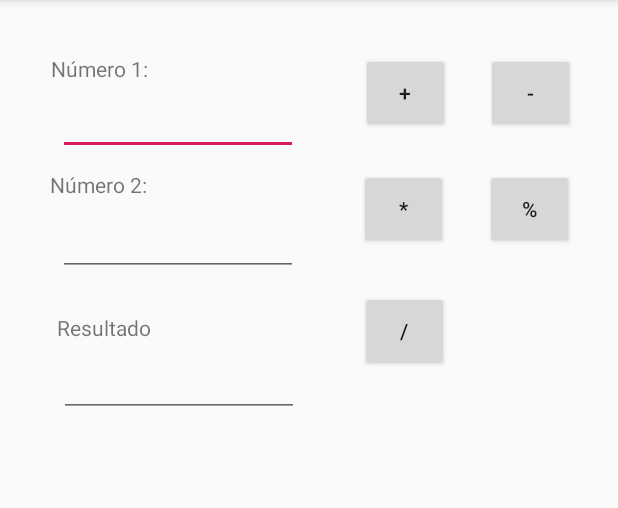
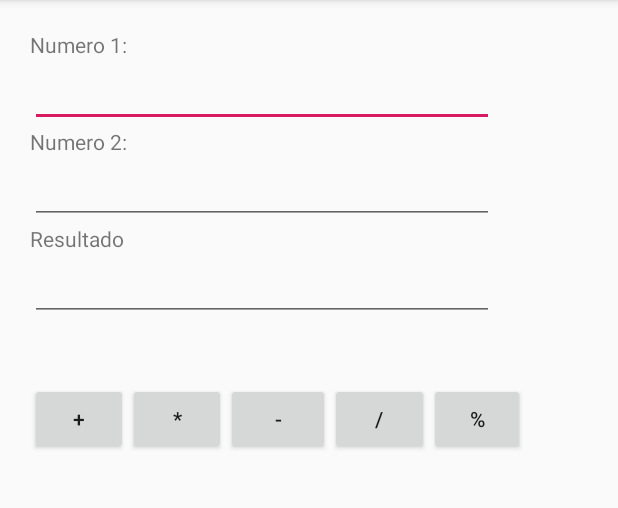
Before and after one commit to EstebanIslas/Calculadora_App_act09, an Android app: the screen it shows after launch (MainActivity), on a phone screen of 412 x 824 dp, the part 84-592 px from its top. Run offline under Robolectric (Android 15) with nearby library versions, the phone set to English and light mode, and no system bars.

Commit message:
Calculadora Version 2

```diff
--- a/app/src/main/java/com/ejemplo/calculadora/MainActivity.java
+++ b/app/src/main/java/com/ejemplo/calculadora/MainActivity.java
@@ -17,9 +17,9 @@ public class MainActivity extends AppCompatActivity {
         super.onCreate(savedInstanceState);
         setContentView(R.layout.activity_main);
 
-        etxt_num1 = (EditText)findViewById(R.id.etxt_num1);
-        etxt_num2 = (EditText)findViewById(R.id.etxt_num2);
-        etxt_resultado = (EditText)findViewById(R.id.etxt_resultado);
+        etxt_num1 = (EditText)findViewById(R.id.etxt_numero1);
+        etxt_num2 = (EditText)findViewById(R.id.etxt_numero2);
+        etxt_resultado = (EditText)findViewById(R.id.etxt_result);
     }
 
     public void sumarOnClick(View view){
--- a/app/src/main/res/layout-sw600dp/activity_main.xml
+++ b/app/src/main/res/layout-sw600dp/activity_main.xml
@@ -23,7 +23,7 @@
         app:layout_constraintVertical_bias="0.569" />
 
     <TextView
-        android:id="@+id/txt_numero1"
+        android:id="@+id/txt_number1"
         android:layout_width="wrap_content"
         android:layout_height="wrap_content"
         android:layout_marginStart="8dp"
@@ -52,7 +52,7 @@
         app:layout_constraintEnd_toEndOf="parent"
         app:layout_constraintHorizontal_bias="0.131"
         app:layout_constraintStart_toStartOf="parent"
-        app:layout_constraintTop_toBottomOf="@+id/txt_numero1"
+        app:layout_constraintTop_toBottomOf="@+id/txt_number1"
         app:layout_constraintVertical_bias="0.032" />
 
     <TextView
--- a/app/src/main/res/layout/activity_main.xml
+++ b/app/src/main/res/layout/activity_main.xml
@@ -6,199 +6,133 @@
     android:layout_height="match_parent"
     tools:context=".MainActivity">
 
-    <Button
-        android:id="@+id/btn_modulo"
-        android:layout_width="59dp"
-        android:layout_height="53dp"
+    <ScrollView
+        android:layout_width="match_parent"
+        android:layout_height="match_parent">
+
+        <LinearLayout
+            android:layout_width="452dp"
+            android:layout_height="452dp"
+            android:orientation="vertical"
+            android:padding="12dp">
+
+            <LinearLayout
+                android:id="@+id/linearLayout2"
+                android:layout_width="309dp"
+                android:layout_height="219dp"
                 android:layout_marginStart="8dp"
                 android:layout_marginTop="8dp"
                 android:layout_marginEnd="8dp"
                 android:layout_marginBottom="8dp"
-        android:onClick="moduloOnClick"
-        android:text="%"
-        android:textSize="14sp"
+                android:orientation="vertical"
                 app:layout_constraintBottom_toBottomOf="parent"
                 app:layout_constraintEnd_toEndOf="parent"
-        app:layout_constraintHorizontal_bias="0.437"
-        app:layout_constraintStart_toEndOf="@+id/btn_multiplicacion"
-        app:layout_constraintTop_toBottomOf="@+id/btn_resta"
-        app:layout_constraintVertical_bias="0.026" />
+                app:layout_constraintHorizontal_bias="0.0"
+                app:layout_constraintStart_toStartOf="parent"
+                app:layout_constraintTop_toTopOf="parent"
+                app:layout_constraintVertical_bias="0.06">
 
                 <TextView
-        android:id="@+id/txt_numero1"
+                    android:id="@+id/atxt_numero1"
+                    android:layout_width="match_parent"
+                    android:layout_height="wrap_content"
+                    android:text="Numero 1:" />
+
+                <EditText
+                    android:id="@+id/etxt_numero1"
+                    android:layout_width="match_parent"
+                    android:layout_height="wrap_content"
+                    android:ems="10"
+                    android:inputType="numberDecimal" />
+
+                <TextView
+                    android:id="@+id/atxt_numero2"
+                    android:layout_width="match_parent"
+                    android:layout_height="wrap_content"
+                    android:text="Numero 2:" />
+
+                <EditText
+                    android:id="@+id/etxt_numero2"
+                    android:layout_width="match_parent"
+                    android:layout_height="wrap_content"
+                    android:ems="10"
+                    android:inputType="numberDecimal" />
+
+                <TextView
+                    android:id="@+id/atxt_resultado"
+                    android:layout_width="match_parent"
+                    android:layout_height="wrap_content"
+                    android:text="Resultado" />
+
+                <EditText
+                    android:id="@+id/etxt_result"
+                    android:layout_width="match_parent"
+                    android:layout_height="wrap_content"
+                    android:editable="false"
+                    android:ems="10"
+                    android:inputType="numberDecimal" />
+            </LinearLayout>
+
+            <LinearLayout
+                android:id="@+id/linearLayout"
                 android:layout_width="wrap_content"
                 android:layout_height="wrap_content"
                 android:layout_marginStart="8dp"
                 android:layout_marginTop="8dp"
                 android:layout_marginEnd="8dp"
-        android:layout_marginBottom="8dp"
-        android:text="Número 1:"
-        android:textSize="14sp"
+                android:layout_marginBottom="140dp"
+                android:orientation="horizontal"
                 app:layout_constraintBottom_toBottomOf="parent"
                 app:layout_constraintEnd_toEndOf="parent"
-        app:layout_constraintHorizontal_bias="0.079"
+                app:layout_constraintHorizontal_bias="0.439"
                 app:layout_constraintStart_toStartOf="parent"
-        app:layout_constraintTop_toTopOf="parent"
-        app:layout_constraintVertical_bias="0.038" />
-
-    <EditText
-        android:id="@+id/etxt_num1"
-        android:layout_width="wrap_content"
-        android:layout_height="wrap_content"
-        android:layout_marginStart="8dp"
-        android:layout_marginTop="8dp"
-        android:layout_marginEnd="8dp"
-        android:layout_marginBottom="8dp"
-        android:ems="10"
-        android:inputType="number"
-        android:textSize="14sp"
-        app:layout_constraintBottom_toBottomOf="parent"
-        app:layout_constraintEnd_toEndOf="parent"
-        app:layout_constraintHorizontal_bias="0.131"
-        app:layout_constraintStart_toStartOf="parent"
-        app:layout_constraintTop_toBottomOf="@+id/txt_numero1"
-        app:layout_constraintVertical_bias="0.0" />
-
-    <TextView
-        android:id="@+id/txt_num2"
-        android:layout_width="wrap_content"
-        android:layout_height="wrap_content"
-        android:layout_marginStart="8dp"
-        android:layout_marginTop="8dp"
-        android:layout_marginEnd="8dp"
-        android:layout_marginBottom="8dp"
-        android:text="Número 2:"
-        android:textSize="14sp"
-        app:layout_constraintBottom_toBottomOf="parent"
-        app:layout_constraintEnd_toEndOf="parent"
-        app:layout_constraintHorizontal_bias="0.076"
-        app:layout_constraintStart_toStartOf="parent"
-        app:layout_constraintTop_toBottomOf="@+id/etxt_num1"
-        app:layout_constraintVertical_bias="0.003" />
-
-    <EditText
-        android:id="@+id/etxt_num2"
-        android:layout_width="wrap_content"
-        android:layout_height="wrap_content"
-        android:layout_marginStart="8dp"
-        android:layout_marginTop="8dp"
-        android:layout_marginEnd="8dp"
-        android:layout_marginBottom="8dp"
-        android:ems="10"
-        android:inputType="number"
-        android:textSize="14sp"
-        app:layout_constraintBottom_toBottomOf="parent"
-        app:layout_constraintEnd_toEndOf="parent"
-        app:layout_constraintHorizontal_bias="0.131"
-        app:layout_constraintStart_toStartOf="parent"
-        app:layout_constraintTop_toBottomOf="@+id/txt_num2"
-        app:layout_constraintVertical_bias="0.006" />
+                app:layout_constraintTop_toBottomOf="@+id/linearLayout2"
+                app:layout_constraintVertical_bias="0.0">
 
                 <Button
                     android:id="@+id/btn_suma"
-        android:layout_width="59dp"
-        android:layout_height="53dp"
-        android:layout_marginStart="8dp"
-        android:layout_marginTop="8dp"
-        android:layout_marginEnd="8dp"
-        android:layout_marginBottom="8dp"
+                    android:layout_width="65dp"
+                    android:layout_height="wrap_content"
+                    android:layout_weight="1"
                     android:onClick="sumarOnClick"
-        android:text="+"
-        android:textSize="14sp"
-        app:layout_constraintBottom_toBottomOf="parent"
-        app:layout_constraintEnd_toEndOf="parent"
-        app:layout_constraintHorizontal_bias="0.246"
-        app:layout_constraintStart_toEndOf="@+id/etxt_num1"
-        app:layout_constraintTop_toTopOf="parent"
-        app:layout_constraintVertical_bias="0.039" />
+                    android:text="+" />
+
+                <Button
+                    android:id="@+id/btn_multiplicar"
+                    android:layout_width="65dp"
+                    android:layout_height="wrap_content"
+                    android:layout_weight="1"
+                    android:onClick="multiplicarOnClick"
+                    android:text="*" />
 
                 <Button
                     android:id="@+id/btn_resta"
-        android:layout_width="59dp"
-        android:layout_height="53dp"
-        android:layout_marginStart="8dp"
-        android:layout_marginTop="8dp"
-        android:layout_marginEnd="8dp"
-        android:layout_marginBottom="8dp"
+                    android:layout_width="69dp"
+                    android:layout_height="wrap_content"
+                    android:layout_weight="1"
                     android:onClick="restarOnClick"
-        android:text="-"
-        android:textSize="14sp"
-        app:layout_constraintBottom_toBottomOf="parent"
-        app:layout_constraintEnd_toEndOf="parent"
-        app:layout_constraintHorizontal_bias="0.437"
-        app:layout_constraintStart_toEndOf="@+id/btn_suma"
-        app:layout_constraintTop_toTopOf="parent"
-        app:layout_constraintVertical_bias="0.039" />
+                    android:text="-" />
 
                 <Button
-        android:id="@+id/btn_multiplicacion"
-        android:layout_width="59dp"
-        android:layout_height="53dp"
-        android:layout_marginStart="8dp"
-        android:layout_marginTop="8dp"
-        android:layout_marginEnd="8dp"
-        android:layout_marginBottom="8dp"
-        android:onClick="multiplicarOnClick"
-        android:text="*"
-        android:textSize="14sp"
-        app:layout_constraintBottom_toBottomOf="parent"
-        app:layout_constraintEnd_toEndOf="parent"
-        app:layout_constraintHorizontal_bias="0.238"
-        app:layout_constraintStart_toEndOf="@+id/etxt_num2"
-        app:layout_constraintTop_toBottomOf="@+id/btn_suma"
-        app:layout_constraintVertical_bias="0.026" />
+                    android:id="@+id/btn_dividir"
+                    android:layout_width="66dp"
+                    android:layout_height="wrap_content"
+                    android:layout_weight="1"
+                    android:onClick="dividirOnClick"
+                    android:text="/" />
 
                 <Button
-        android:id="@+id/btn_division"
-        android:layout_width="59dp"
-        android:layout_height="53dp"
-        android:layout_marginStart="8dp"
-        android:layout_marginTop="8dp"
-        android:layout_marginEnd="8dp"
-        android:layout_marginBottom="8dp"
-        android:onClick="dividirOnClick"
-        android:text="/"
-        android:textSize="14sp"
-        app:layout_constraintBottom_toBottomOf="parent"
-        app:layout_constraintEnd_toEndOf="parent"
-        app:layout_constraintHorizontal_bias="0.238"
-        app:layout_constraintStart_toEndOf="@+id/etxt_resultado"
-        app:layout_constraintTop_toBottomOf="@+id/btn_multiplicacion"
-        app:layout_constraintVertical_bias="0.038" />
+                    android:id="@+id/btn_modulo"
+                    android:layout_width="64dp"
+                    android:layout_height="wrap_content"
+                    android:layout_weight="1"
+                    android:onClick="moduloOnClick"
+                    android:text="%" />
 
-    <TextView
-        android:id="@+id/txt_resultado"
-        android:layout_width="wrap_content"
-        android:layout_height="21dp"
-        android:layout_marginStart="8dp"
-        android:layout_marginTop="8dp"
-        android:layout_marginEnd="8dp"
-        android:layout_marginBottom="8dp"
-        android:text="Resultado"
-        android:textSize="14sp"
-        app:layout_constraintBottom_toBottomOf="parent"
-        app:layout_constraintEnd_toEndOf="parent"
-        app:layout_constraintHorizontal_bias="0.09"
-        app:layout_constraintStart_toStartOf="parent"
-        app:layout_constraintTop_toBottomOf="@+id/etxt_num2"
-        app:layout_constraintVertical_bias="0.031" />
+            </LinearLayout>
 
-    <EditText
-        android:id="@+id/etxt_resultado"
-        android:layout_width="wrap_content"
-        android:layout_height="wrap_content"
-        android:layout_marginStart="8dp"
-        android:layout_marginTop="8dp"
-        android:layout_marginEnd="8dp"
-        android:layout_marginBottom="8dp"
-        android:ems="10"
-        android:inputType="number"
-        android:textSize="14sp"
-        app:layout_constraintBottom_toBottomOf="parent"
-        app:layout_constraintEnd_toEndOf="parent"
-        app:layout_constraintHorizontal_bias="0.132"
-        app:layout_constraintStart_toStartOf="parent"
-        app:layout_constraintTop_toBottomOf="@+id/txt_resultado"
-        app:layout_constraintVertical_bias="0.0" />
+        </LinearLayout>
+
+    </ScrollView>
 
 </android.support.constraint.ConstraintLayout>
```
Lines whose indentation alone changed are shown as unchanged.
